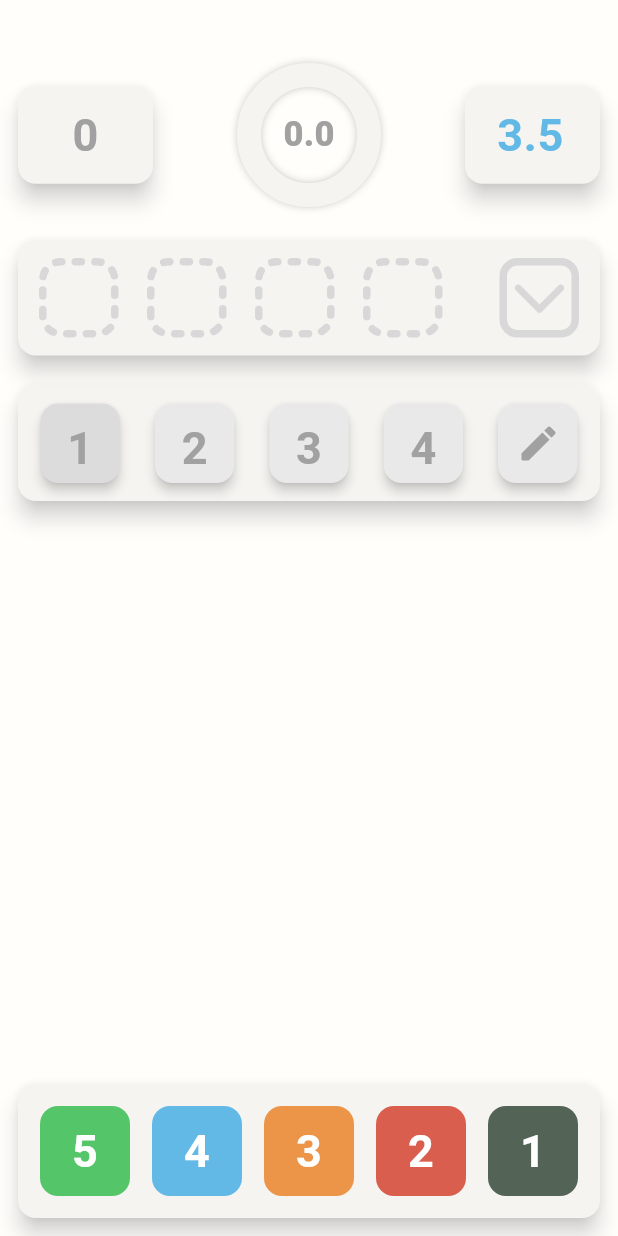
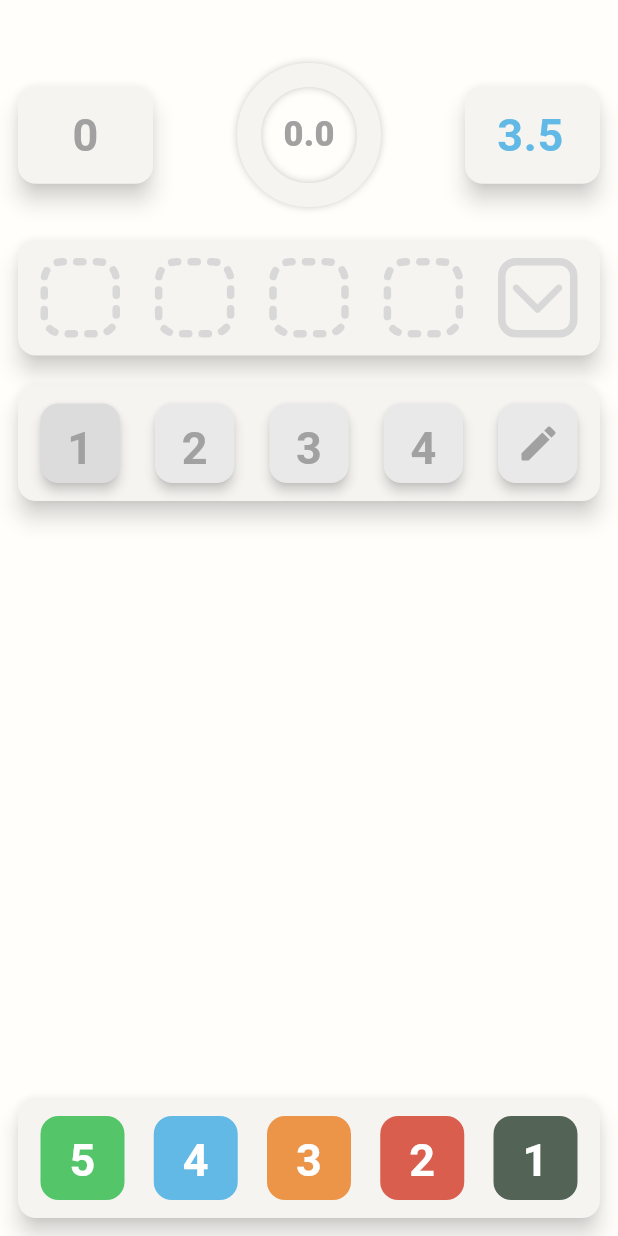
Before and after one commit to MunIine/Levlly, a Flutter app: the screen it shows after launch, on a phone screen of 412 x 824 dp. Run offline on Flutter 3.47's test engine with Material 3 defaults, Android fonts, the light colour scheme and no system bars; drawn by our look-alikes of dotted_border.

Commit message:
Fix size issues & add dynamic size

```diff
--- a/lib/main.dart
+++ b/lib/main.dart
@@ -1,5 +1,6 @@
 import 'package:flutter/material.dart';
 import 'package:levlly/screens/calculator/view/calculator.dart';
+import 'package:levlly/theme/app_dimensions.dart';
 import 'package:levlly/theme/theme.dart';
 
 void main() {
@@ -14,7 +15,12 @@ class MyApp extends StatelessWidget {
     return MaterialApp(
       title: 'Levlly',
       theme: theme,
-      home: const Calculator()
+      home: Builder(
+        builder: (context) {
+          AppDimensions.init(context);
+          return const Calculator();
+        }
+      )
     );
   }
 }
--- a/lib/screens/calculator/widgets/appbar/mark_input_block.dart
+++ b/lib/screens/calculator/widgets/appbar/mark_input_block.dart
@@ -53,6 +53,8 @@ class _MarkInputBlockState extends State<MarkInputBlock> {
   @override
   Widget build(BuildContext context) {
     return ItemBlock(
+      verticalPadding: 0,
+      horizontalPadding: 0,
       child: SizedBox(
         width: widget.width,
         height: widget.height,
--- a/lib/screens/calculator/widgets/bottom_marks_bar.dart
+++ b/lib/screens/calculator/widgets/bottom_marks_bar.dart
@@ -10,16 +10,11 @@ class BottomMarksBar extends StatelessWidget {
 
   @override
   Widget build(BuildContext context) {
-    //Динамический расчёт вертикального паддинг ряда от горизонтального
-    final double verticalRowPadding = ((MediaQuery.of(context).size.width - AppDimensions.bodyPadding * 2)-5*AppDimensions.bottomMarksBarSize)/6;
-
     return Padding(
       padding: const EdgeInsets.only(bottom: AppDimensions.bottomMarksBarPadding),
       child: ItemBlock(
-        child: Padding(
-          padding: EdgeInsets.symmetric(vertical: verticalRowPadding),
         child: Row(
-            mainAxisAlignment: MainAxisAlignment.spaceEvenly,
+          mainAxisAlignment: MainAxisAlignment.spaceBetween,
           children: List.generate(5, (int index){
             final String value = (5-index).toString();
             return Draggable(
@@ -47,7 +42,6 @@ class BottomMarksBar extends StatelessWidget {
           })
         ),
       ),
-      ),
     );
   }
 }
--- a/lib/screens/calculator/widgets/marks_count_select.dart
+++ b/lib/screens/calculator/widgets/marks_count_select.dart
@@ -18,10 +18,6 @@ class _MarksCountSelectState extends State<MarksCountSelect> {
   @override
   Widget build(BuildContext context) {
     return ItemBlock(
-      child: Padding(
-        padding: const EdgeInsets.symmetric(vertical: AppDimensions.selectVerticalPadding)
-        .copyWith(left: AppDimensions.selectHorizontalPadding)
-        .copyWith(right: AppDimensions.selectHorizontalPadding),
       child: Row(
           mainAxisAlignment: MainAxisAlignment.spaceBetween,
           children: List.generate(5, (int index) {
@@ -43,7 +39,6 @@ class _MarksCountSelectState extends State<MarksCountSelect> {
           );
         }),
       )
-      )
     );
   }
 }
--- a/lib/screens/calculator/widgets/marks_grid/double_grid_view.dart
+++ b/lib/screens/calculator/widgets/marks_grid/double_grid_view.dart
@@ -34,12 +34,8 @@ class _DoubleGridViewState extends State<DoubleGridView> {
             Expanded(
               child: ListView.separated(
                 itemCount: itemsCount+freePlaces+1,
-                padding: const EdgeInsets.symmetric(horizontal: AppDimensions.gridItemPadding),
                 scrollDirection: Axis.horizontal,
-                separatorBuilder: (context, index) {
-                  // Костыль для добавления separator к последнему элементу
-                  return SizedBox(width: index != itemsCount+freePlaces-1 ? horizontalItemsPadding : horizontalItemsPadding - AppDimensions.gridItemPadding);
-                },
+                separatorBuilder: (context, index) => SizedBox(width: horizontalItemsPadding),
                 itemBuilder: (context, index){
                   if (index == itemsCount+freePlaces){ // Отступ для последнего элемента
                     return Container();
@@ -66,7 +62,7 @@ class _DoubleGridViewState extends State<DoubleGridView> {
                 expandMode = !expandMode;
               });
             }),
-            const SizedBox(width: AppDimensions.gridItemPadding)
+            // const SizedBox(width: AppDimensions.gridItemPadding)
           ]
         ),
       );
@@ -77,7 +73,7 @@ class _DoubleGridViewState extends State<DoubleGridView> {
       height: itemsSize * 2 + verticalItemsPadding,
       child: GridView.builder(
         itemCount: itemsCount+freePlaces+1,
-        padding: const EdgeInsets.symmetric(horizontal: AppDimensions.gridItemPadding),
+        padding: const EdgeInsets.symmetric(horizontal: 0),
         gridDelegate: SliverGridDelegateWithFixedCrossAxisCount(
           crossAxisCount: 5,
           crossAxisSpacing: horizontalItemsPadding,
--- a/lib/screens/calculator/widgets/marks_placeholder.dart
+++ b/lib/screens/calculator/widgets/marks_placeholder.dart
@@ -1,6 +1,5 @@
 import 'package:flutter/material.dart';
 import 'package:levlly/screens/calculator/widgets/marks_grid/export.dart';
-import 'package:levlly/theme/app_dimensions.dart';
 import 'package:levlly/widgets/export.dart';
 
 class MarksPlaceholder extends StatefulWidget {
@@ -17,14 +16,11 @@ class _MarksPlaceholderState extends State<MarksPlaceholder> {
   @override
   Widget build(BuildContext context) {
     return ItemBlock(
-      child: Padding(
-        padding: const EdgeInsets.all(AppDimensions.placeholderPadding),
-        child: DragTarget<String>(
-          builder: (context, candidateData, rejectedData) {
-            return DoubleGridView(marks: widget.marks);
-          },
-          onAcceptWithDetails:(details) => widget.markAdd(details.data),
-        )
+      child: DragTarget<String>(
+        builder: (context, candidateData, rejectedData) {
+          return DoubleGridView(marks: widget.marks);
+        },
+        onAcceptWithDetails:(details) => widget.markAdd(details.data),
       )
     );
   }
--- a/lib/theme/app_dimensions.dart
+++ b/lib/theme/app_dimensions.dart
@@ -12,6 +12,8 @@ class AppDimensions{
 
   // Item block
   static const double itemBlockBorderRadius = 12;
+  static const double itemBlockVerticalPadding = 12;
+  static const double itemBlockHorizontalPadding = 15;
 
   // View more button
   static const double moreButtonSize = 60;
@@ -43,20 +45,23 @@ class AppDimensions{
   static const double appBarCircularSize = 80;
 
   // Marks grid
-  static const double placeholderPadding = 12;
   static const double gridItemSize = 53;
-  static const double gridItemPadding = 2;
-  static const double gridHorizontalItemPadding = 19;
-  static const double gridVerticalItemPadding = 15;
+  static double gridHorizontalItemPadding = 19;
+  static double gridVerticalItemPadding = 15;
 
   // Marks select
   static const double selectIconSize = 30;
   static const double selectItemSize = 53;
   static const double selectItemElevation = 3;
-  static const double selectVerticalPadding = 12;
-  static const double selectHorizontalPadding = 15;
 
   // Bottom bar
   static const double bottomMarksBarPadding = 12;
-  static const double bottomMarksBarSize = 60;
+  static const double bottomMarksBarSize = 56;
+
+  static void init(BuildContext context) {
+    final double width = MediaQuery.of(context).size.width;
+
+    final rowWidth = width-bodyPadding*2-itemBlockHorizontalPadding*2;
+    gridHorizontalItemPadding = (rowWidth-gridItemSize*5)/4;
+  }
 }
--- a/lib/widgets/item_block.dart
+++ b/lib/widgets/item_block.dart
@@ -8,13 +8,17 @@ class ItemBlock extends StatelessWidget {
     required this.child,
     this.elevation = AppDimensions.elevation,
     this.borderRadius = AppDimensions.itemBlockBorderRadius,
-    this.shadowColor = AppColors.shadowColor
+    this.shadowColor = AppColors.shadowColor,
+    this.horizontalPadding = AppDimensions.itemBlockHorizontalPadding,
+    this.verticalPadding = AppDimensions.itemBlockVerticalPadding
   });
 
   final Widget child;
   final double elevation;
   final double borderRadius;
   final Color shadowColor;
+  final double verticalPadding;
+  final double horizontalPadding;
 
   @override
   Widget build(BuildContext context) {
@@ -23,7 +27,10 @@ class ItemBlock extends StatelessWidget {
       color: AppColors.blockBackgroundColor,
       elevation: elevation,
       borderRadius: BorderRadius.circular(borderRadius),
-      child: child,
+      child: Padding(
+        padding: EdgeInsets.symmetric(vertical: verticalPadding).copyWith(left: horizontalPadding).copyWith(right: horizontalPadding),
+        child: child,
+      ),
     );
   }
 }
```
Lines whose indentation alone changed are shown as unchanged.
